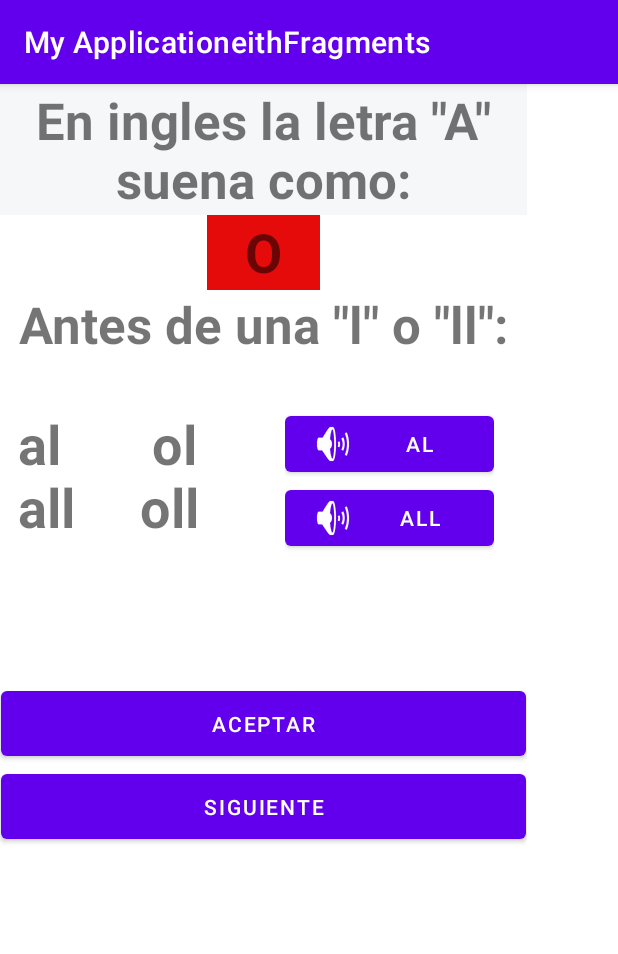
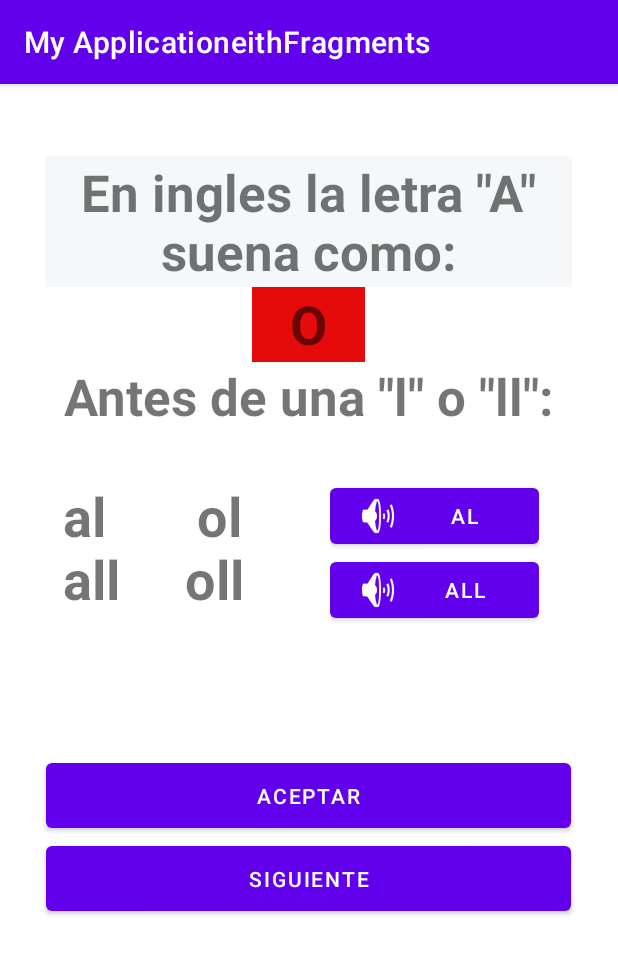
Before and after one commit to Ismael-Codes/androidApplicationFrag, an Android app: the screen it shows after launch (MainActivity), on a phone screen of 412 x 824 dp. Shown: the top 954 px of the screen. Run offline under Robolectric (Android 15) with nearby library versions, the phone set to English and light mode, and no system bars.

Commit message:
modificacion de main

```diff
--- a/app/src/main/res/layout/main_activity.xml
+++ b/app/src/main/res/layout/main_activity.xml
@@ -9,6 +9,6 @@
     <androidx.fragment.app.FragmentContainerView
         android:id="@+id/fragmentContainerView"
         android:name="com.example.myapplicationeithfragments.ui.main.fragmentLetraA1"
-        android:layout_width="wrap_content"
-        android:layout_height="wrap_content" />
+        android:layout_width="match_parent"
+        android:layout_height="606dp" />
 </FrameLayout>
```
